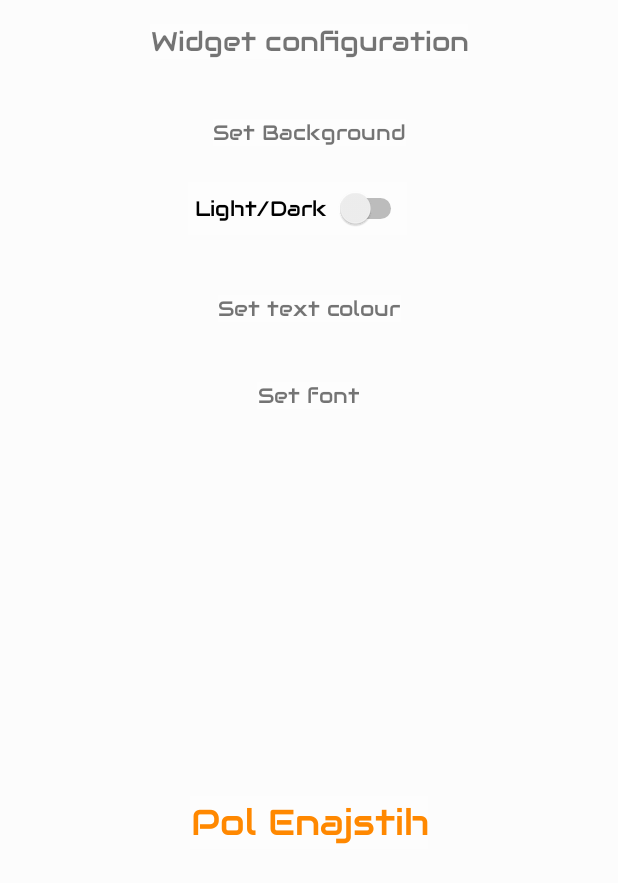
After one commit to Gregz77/RetroClock, an Android app: the RetroClockWidgetConfigActivity screen opened directly, with no data from a screen before it, on a phone screen of 412 x 824 dp. The commit adds this screen. Shown: the top 883 px of the screen. Run offline under Robolectric (Android 15) with nearby library versions, the phone set to English and light mode, and no system bars.

Commit message:
initial commit

```diff
--- a/app/build.gradle
+++ b/app/build.gradle
@@ -25,7 +25,7 @@ android {
 
 dependencies {
     implementation fileTree(dir: 'libs', include: ['*.jar'])
-    implementation"org.jetbrains.kotlin:kotlin-stdlib-jdk7:$kotlin_version"
+    implementation "org.jetbrains.kotlin:kotlin-stdlib-jdk7:$kotlin_version"
     implementation 'androidx.appcompat:appcompat:1.0.2'
     implementation 'androidx.core:core-ktx:1.0.2'
     implementation 'androidx.constraintlayout:constraintlayout:1.1.3'
--- a/app/src/main/AndroidManifest.xml
+++ b/app/src/main/AndroidManifest.xml
@@ -9,10 +9,17 @@
         android:roundIcon="@mipmap/ic_launcher_round"
         android:supportsRtl="true"
         android:theme="@style/AppTheme">
+        <activity android:name="com.greggz77.retroclock.RetroClockWidgetConfigActivity">
+            <intent-filter>
+                <action android:name="android.appwidget.action.APPWIDGET_CONFIGURE" />
+            </intent-filter>
+        </activity>
+
         <receiver android:name=".RetroClockWidget">
             <intent-filter>
                 <action android:name="android.appwidget.action.APPWIDGET_UPDATE" />
             </intent-filter>
+
             <meta-data
                 android:name="android.appwidget.provider"
                 android:resource="@xml/retro_clock_widget_info" />
@@ -26,6 +33,7 @@
                 <category android:name="android.intent.category.LAUNCHER" />
             </intent-filter>
         </activity>
+
         <meta-data
             android:name="preloaded_fonts"
             android:resource="@array/preloaded_fonts" />
--- /dev/null
+++ b/app/src/main/java/com/greggz77/retroclock/RetroClockWidgetConfigActivity.kt
@@ -0,0 +1,26 @@
+package com.greggz77.retroclock
+
+import android.appwidget.AppWidgetManager
+import android.os.Bundle
+import android.widget.TextView
+import androidx.appcompat.app.AppCompatActivity
+import kotlinx.android.synthetic.main.activity_retro_clock_widget_config.*
+
+
+class RetroClockWidgetConfigActivity : AppCompatActivity() {
+
+    private lateinit var appWidgetText: TextView
+    private var appWidgetId = AppWidgetManager.INVALID_APPWIDGET_ID
+
+    override fun onCreate(savedInstanceState: Bundle?) {
+        super.onCreate(savedInstanceState)
+        setContentView(R.layout.activity_retro_clock_widget_config)
+
+        digital_clock_text_config.text = CurrentTime().showTime()
+        appWidgetText = findViewById(R.id.digital_clock_text_config)
+        appWidgetId = intent?.extras?.getInt(
+            AppWidgetManager.EXTRA_APPWIDGET_ID,
+            AppWidgetManager.INVALID_APPWIDGET_ID
+        ) ?: AppWidgetManager.INVALID_APPWIDGET_ID
+    }
+}
--- a/app/src/main/res/layout/activity_main.xml
+++ b/app/src/main/res/layout/activity_main.xml
@@ -20,7 +20,6 @@
         app:layout_constraintTop_toTopOf="parent" />
 
     <DigitalClock
-
         android:id="@+id/digitalClock"
         android:layout_width="wrap_content"
         android:layout_height="wrap_content"
@@ -31,5 +30,4 @@
         app:layout_constraintHorizontal_bias="0.5"
         app:layout_constraintStart_toStartOf="parent"
         app:layout_constraintTop_toBottomOf="@+id/textview" />
-
 </androidx.constraintlayout.widget.ConstraintLayout>
--- /dev/null
+++ b/app/src/main/res/layout/activity_retro_clock_widget_config.xml
@@ -0,0 +1,166 @@
+<?xml version="1.0" encoding="utf-8"?>
+
+<androidx.constraintlayout.widget.ConstraintLayout xmlns:android="http://schemas.android.com/apk/res/android"
+    xmlns:app="http://schemas.android.com/apk/res-auto"
+    xmlns:tools="http://schemas.android.com/tools"
+    android:id="@+id/activity_retro_clock_widget_config"
+    android:layout_width="match_parent"
+    android:layout_height="match_parent"
+    android:background="@android:drawable/screen_background_light_transparent"
+    tools:context="com.greggz77.retroclock.RetroClockWidgetConfigActivity">
+
+    <TextView
+        android:id="@+id/textView4"
+        android:layout_width="wrap_content"
+        android:layout_height="wrap_content"
+        android:layout_marginStart="8dp"
+        android:layout_marginTop="40dp"
+        android:layout_marginEnd="8dp"
+        android:background="@android:drawable/screen_background_light_transparent"
+        android:font="@font/audiowide"
+        android:fontFamily="@font/audiowide"
+        android:gravity="center"
+        android:text="Set text colour"
+        android:textAlignment="center"
+        android:textSize="14sp"
+        app:layout_constraintEnd_toEndOf="parent"
+        app:layout_constraintHorizontal_bias="0.5"
+        app:layout_constraintStart_toStartOf="parent"
+        app:layout_constraintTop_toBottomOf="@+id/switch1" />
+
+    <TextView
+        android:id="@+id/textView3"
+        android:layout_width="wrap_content"
+        android:layout_height="wrap_content"
+        android:layout_marginStart="8dp"
+        android:layout_marginTop="40dp"
+        android:layout_marginEnd="8dp"
+        android:background="@android:drawable/screen_background_light_transparent"
+        android:font="@font/audiowide"
+        android:fontFamily="@font/audiowide"
+        android:gravity="center"
+        android:text="Set font"
+        android:textAlignment="center"
+        android:textSize="14sp"
+        app:layout_constraintEnd_toEndOf="parent"
+        app:layout_constraintHorizontal_bias="0.498"
+        app:layout_constraintStart_toStartOf="parent"
+        app:layout_constraintTop_toBottomOf="@+id/textView4" />
+
+    <TextView
+        android:id="@+id/textView2"
+        android:layout_width="wrap_content"
+        android:layout_height="wrap_content"
+        android:layout_marginStart="8dp"
+        android:layout_marginTop="16dp"
+        android:layout_marginEnd="8dp"
+        android:background="@android:drawable/screen_background_light_transparent"
+        android:font="@font/audiowide"
+        android:fontFamily="@font/audiowide"
+        android:gravity="center"
+        android:text="Widget configuration"
+        android:textAlignment="center"
+        android:textSize="18sp"
+        app:layout_constraintEnd_toEndOf="parent"
+        app:layout_constraintHorizontal_bias="0.5"
+        app:layout_constraintStart_toStartOf="parent"
+        app:layout_constraintTop_toTopOf="parent" />
+
+    <TextView
+        android:id="@+id/textView"
+        android:layout_width="wrap_content"
+        android:layout_height="wrap_content"
+        android:layout_marginStart="8dp"
+        android:layout_marginTop="40dp"
+        android:layout_marginEnd="8dp"
+        android:background="@android:drawable/screen_background_light_transparent"
+        android:font="@font/audiowide"
+        android:fontFamily="@font/audiowide"
+        android:gravity="center"
+        android:text="@string/set_background_config"
+        android:textAlignment="center"
+        android:textSize="14sp"
+        app:layout_constraintEnd_toEndOf="parent"
+        app:layout_constraintHorizontal_bias="0.5"
+        app:layout_constraintStart_toStartOf="parent"
+        app:layout_constraintTop_toBottomOf="@+id/textView2" />
+
+    <TextView
+        android:id="@+id/digital_clock_text_config"
+        android:layout_width="wrap_content"
+        android:layout_height="35dp"
+        android:background="@android:drawable/screen_background_light_transparent"
+        android:font="@font/audiowide"
+        android:fontFamily="@font/audiowide"
+        android:gravity="center"
+        android:text="@string/current_time_config"
+        android:textAlignment="center"
+        android:textColor="@android:color/holo_orange_dark"
+        android:textSize="24sp"
+        app:layout_constraintBottom_toBottomOf="parent"
+        app:layout_constraintEnd_toEndOf="parent"
+        app:layout_constraintHorizontal_bias="0.5"
+        app:layout_constraintStart_toStartOf="parent"
+        app:layout_constraintTop_toBottomOf="@+id/textView3" />
+
+    <Switch
+        android:id="@+id/switch1"
+        android:layout_width="wrap_content"
+        android:layout_height="35dp"
+        android:layout_marginTop="24dp"
+        android:layout_marginEnd="16dp"
+        android:background="@android:drawable/screen_background_light_transparent"
+        android:text=" Light/Dark "
+        android:font="@font/audiowide"
+        android:fontFamily="@font/audiowide"
+        app:layout_constraintEnd_toEndOf="parent"
+        app:layout_constraintStart_toStartOf="parent"
+        app:layout_constraintTop_toBottomOf="@+id/textView" />
+</androidx.constraintlayout.widget.ConstraintLayout>
+
+<!--
+<LinearLayout xmlns:android="http://schemas.android.com/apk/res/android"
+    android:id="@+id/retro_clock_widget_layout"
+    android:layout_width="match_parent"
+    android:layout_height="match_parent"
+    android:gravity="center"
+    android:orientation="vertical"
+    android:padding="@dimen/widget_margin">
+
+    <TextView
+        android:id="@+id/textView"
+        android:layout_width="wrap_content"
+        android:layout_height="wrap_content"
+        android:layout_marginStart="8dp"
+        android:layout_marginTop="32dp"
+        android:layout_marginEnd="8dp"
+        android:font="@font/audiowide"
+        android:fontFamily="@font/audiowide"
+        android:gravity="center"
+        android:text="@string/set_background_config"
+        android:textAlignment="center"
+        android:textSize="18sp" />
+
+    <TextView
+        android:id="@+id/digital_clock_text_config"
+        android:layout_width="wrap_content"
+        android:layout_height="35dp"
+        android:layout_marginStart="16dp"
+        android:layout_marginTop="24dp"
+        android:background="@android:drawable/screen_background_light_transparent"
+        android:font="@font/audiowide"
+        android:fontFamily="@font/audiowide"
+        android:gravity="center"
+        android:text="@string/current_time_config"
+        android:textAlignment="center"
+        android:textColor="@android:color/holo_orange_dark"
+        android:textSize="24sp" />
+
+    <Switch
+        android:id="@+id/switch1"
+        android:layout_width="wrap_content"
+        android:layout_height="35dp"
+        android:layout_marginTop="24dp"
+        android:layout_marginEnd="16dp" />
+</LinearLayout>
+-->
--- a/app/src/main/res/layout/retro_clock_widget.xml
+++ b/app/src/main/res/layout/retro_clock_widget.xml
@@ -1,4 +1,5 @@
-<LinearLayout xmlns:android="http://schemas.android.com/apk/res/android"
+<LinearLayout
+xmlns:android="http://schemas.android.com/apk/res/android"
 android:id="@+id/retro_clock_widget_layout"
 android:layout_width="match_parent"
 android:layout_height="match_parent"
--- a/app/src/main/res/values/strings.xml
+++ b/app/src/main/res/values/strings.xml
@@ -2,4 +2,8 @@
     <string name="app_name">RetroClock</string>
     <string name="add_widget">Add widget</string>
     <string name="shows_current_time">shows current time</string>
+    <string name="set_background">Set background</string>
+    <string name="save">Save</string>
+    <string name="set_background_config">Set Background</string>
+    <string name="current_time_config">Current time</string>
 </resources>
--- a/app/src/main/res/xml/retro_clock_widget_info.xml
+++ b/app/src/main/res/xml/retro_clock_widget_info.xml
@@ -5,6 +5,7 @@
     android:minWidth="250dp"
     android:minHeight="40dp"
     android:previewImage="@drawable/retro_clock_preview"
-    android:updatePeriodMillis="15000"
-    android:widgetCategory="home_screen|keyguard">
+    android:updatePeriodMillis="1800000"
+    android:widgetCategory="home_screen|keyguard"
+    android:configure="com.greggz77.retroclock.RetroClockWidgetConfigActivity">
 </appwidget-provider>
--- a/build.gradle
+++ b/build.gradle
@@ -8,7 +8,7 @@ buildscript {
 
     }
     dependencies {
-        classpath 'com.android.tools.build:gradle:3.5.2'
+        classpath 'com.android.tools.build:gradle:3.5.3'
         classpath "org.jetbrains.kotlin:kotlin-gradle-plugin:$kotlin_version"
         // NOTE: Do not place your application dependencies here; they belong
         // in the individual module build.gradle files
```
Also changed, not shown: 822 other files. Lines whose indentation alone changed are shown as unchanged.
